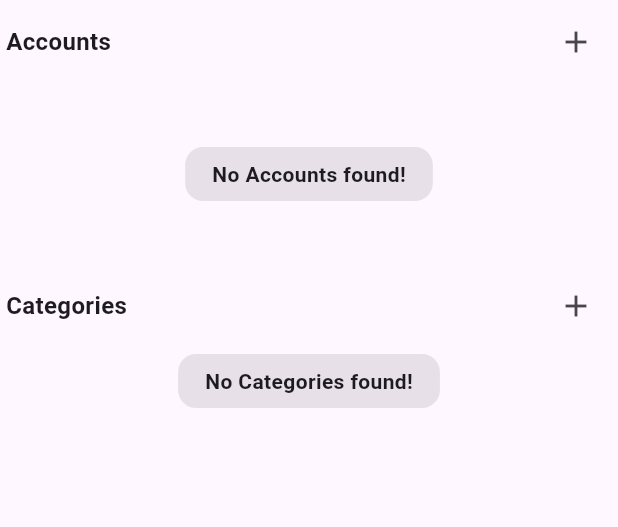
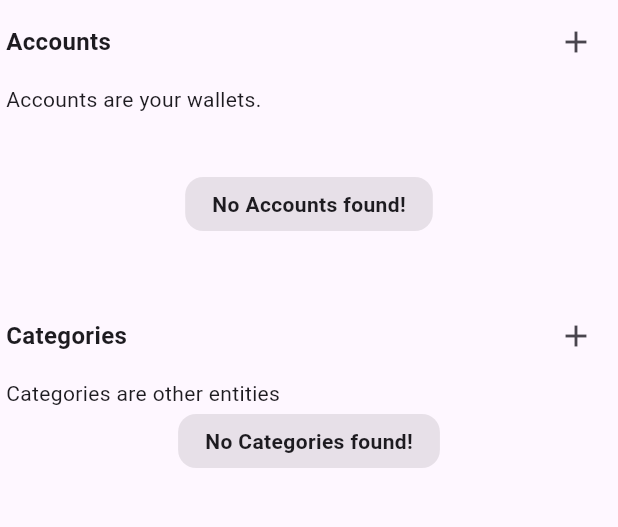
Before and after one commit to gayantha-ambegoda/smart_wallet, a Flutter app: the screen it shows after launch, on a phone screen of 412 x 824 dp, the part 84-611 px from its top. Run offline on Flutter 3.47's test engine with Material 3 defaults, Android fonts, the phone set to English and light mode, and no system bars; our stand-ins replace go_router, sqflite; accounts and stored records are empty.

Commit message:
Isthanbul.1

```diff
--- a/lib/screen/home.dart
+++ b/lib/screen/home.dart
@@ -114,6 +114,10 @@ class _HomeState extends State<Home> {
               )
             ],
           ),
+          const Padding(
+            padding: EdgeInsets.symmetric(vertical: 0, horizontal: 4),
+            child: const Text("Accounts are your wallets."),
+          ),
           SizedBox(
             height: 120,
             child: _accountList(),
@@ -187,6 +191,10 @@ class _HomeState extends State<Home> {
           //   padding: EdgeInsets.all(8),
           //   child: CategoryComponent(),
           // )
+          const Padding(
+            padding: EdgeInsets.symmetric(vertical: 0, horizontal: 4),
+            child: Text("Categories are other entities"),
+          ),
           _categoryList()
         ],
       ),
--- a/lib/services/database_service.dart
+++ b/lib/services/database_service.dart
@@ -152,7 +152,7 @@ class DatabaseService {
       int account) async {
     final db = await database;
     final data = await db.rawQuery(
-        '''select $_transTbl.*,acc1.$_title as from_title,acc2.$_title as to_title,acc3.$_title as bud_title from $_transTbl inner join $_accTbl as acc1 on acc1.$_accId = $_transTbl.$_transFromAcc inner join $_accTbl as acc2 on acc2.$_accId = $_transTbl.$_transToAcc inner join $_accTbl as acc3 on acc3.$_accId = $_transTbl.$_budget''');
+        '''select $_transTbl.*,acc1.$_title as from_title,acc2.$_title as to_title,acc3.$_title as bud_title from $_transTbl inner join $_accTbl as acc1 on acc1.$_accId = $_transTbl.$_transFromAcc inner join $_accTbl as acc2 on acc2.$_accId = $_transTbl.$_transToAcc inner join $_accTbl as acc3 on acc3.$_accId = $_transTbl.$_budget where $_transTbl.$_transFromAcc = $account or $_transTbl.$_transToAcc = $account or $_transTbl.$_budget = $account''');
     List<ExtendedTransactionModel> models = data
         .map((e) => ExtendedTransactionModel(
             id: e[_transId] as int,
```
